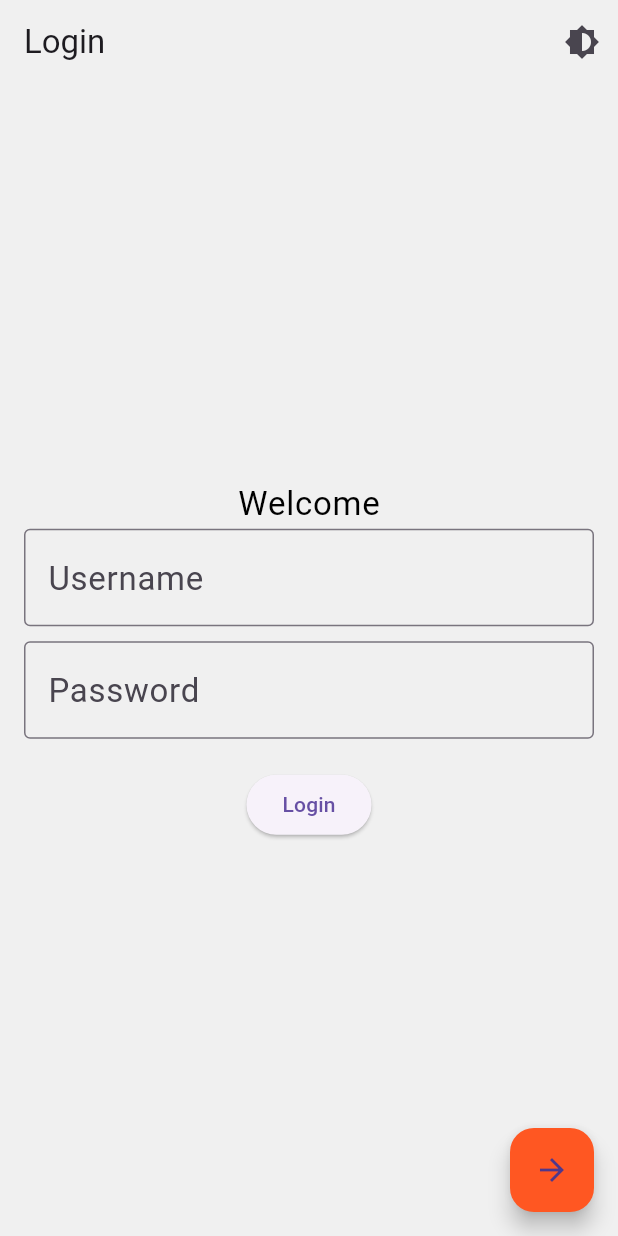
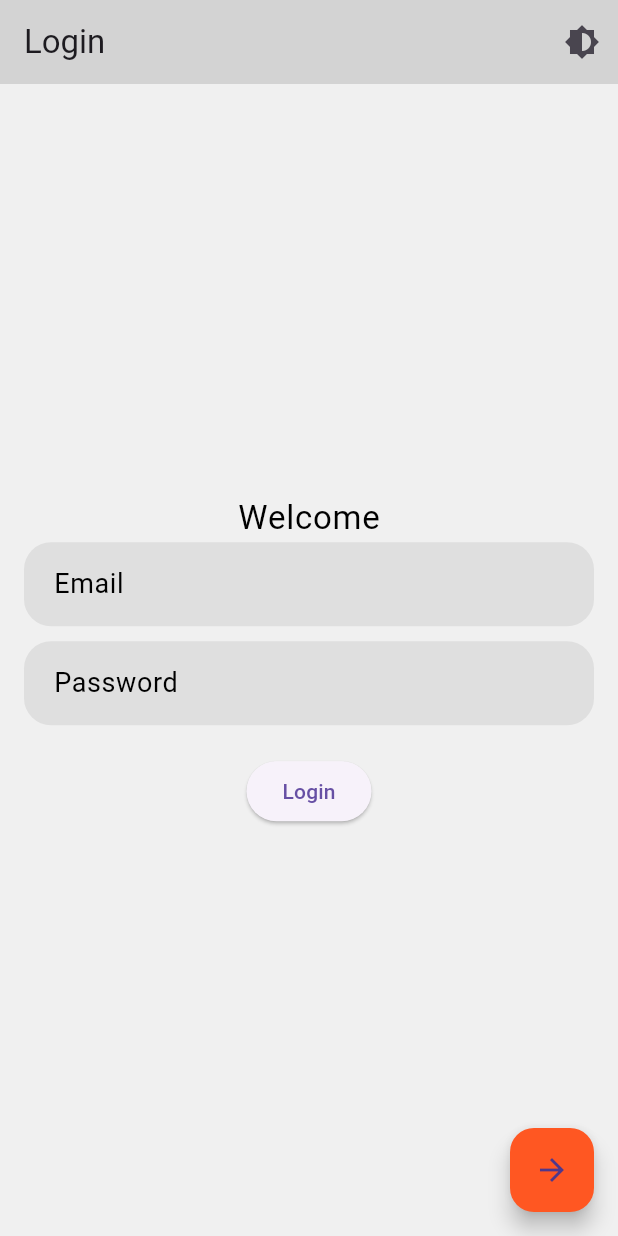
Before and after one commit to rahulg221/liftlink, a Flutter app: the screen it shows after launch, on a phone screen of 412 x 824 dp. Run offline on Flutter 3.47's test engine with Material 3 defaults, Android fonts, the phone set to English and light mode, and no system bars; our stand-ins replace firebase_core; accounts and stored records are empty.

Commit message:
More colors added

```diff
--- a/lib/screens/login_screen.dart
+++ b/lib/screens/login_screen.dart
@@ -1,4 +1,5 @@
 import 'package:fitness_app/providers/theme_provider.dart';
+import 'package:fitness_app/widgets/text_field_input.dart';
 import 'package:flutter/material.dart';
 import 'package:provider/provider.dart';
 
@@ -10,9 +11,19 @@ class LoginScreen extends StatefulWidget {
 }
 
 class _LoginScreenState extends State<LoginScreen> {
+  final TextEditingController _emailController = new TextEditingController();
+  final TextEditingController _passwordController = new TextEditingController();
+
+  @override
+  void dispose() {
+    super.dispose();
+    _emailController.dispose();
+    _passwordController.dispose();
+  }
+
   @override
   Widget build(BuildContext context) {
-    final textTheme = Theme.of(context).textTheme;
+    final _textTheme = Theme.of(context).textTheme;
 
     return Scaffold(
       appBar: AppBar(
@@ -31,20 +42,18 @@ class _LoginScreenState extends State<LoginScreen> {
         child: Column(
           mainAxisAlignment: MainAxisAlignment.center,
           children: [
-            Text('Welcome', style: textTheme.bodyLarge),
-            TextField(
-              decoration: InputDecoration(
-                labelText: 'Username',
-                border: OutlineInputBorder(),
-              ),
+            Text('Welcome', style: _textTheme.bodyLarge),
+            TextFieldInput(
+              hintText: 'Email',
+              textInputType: TextInputType.emailAddress,
+              textEditingController: _emailController,
             ),
             SizedBox(height: 10),
-            TextField(
-              decoration: InputDecoration(
-                labelText: 'Password',
-                border: OutlineInputBorder(),
-              ),
-              obscureText: true,
+            TextFieldInput(
+              hintText: 'Password',
+              textInputType: TextInputType.visiblePassword,
+              textEditingController: _passwordController,
+              isPassword: true,
             ),
             SizedBox(height: 20),
             ElevatedButton(
--- a/lib/utils/color_palette.dart
+++ b/lib/utils/color_palette.dart
@@ -2,13 +2,17 @@ import 'package:flutter/material.dart';
 
 class ColorPalette {
   // Background colors
-  static const darkBackgroundColor = Color.fromARGB(255, 18, 18, 18);
-  static const lightBackgroundColor = Color.fromARGB(255, 240, 240, 240);
+  static Color darkBackgroundColor = Color.fromARGB(255, 18, 18, 18);
+  static Color lightBackgroundColor = Color.fromARGB(255, 240, 240, 240);
+  // App bar colors
+  static Color lightAppBarColor = Colors.black.withOpacity(0.12);
+  static Color darkAppBarColor = Colors.white.withOpacity(0.12);
   // Surface colors - widgets
-
+  static Color lightSurfaceColor = Colors.black.withOpacity(0.07);
+  static Color darkSurfaceColor = Colors.white.withOpacity(0.07);
   // Primary colors - on surface buttons, graphs, etc
+  static Color darkPrimaryColor = Colors.cyan;
   static Color lightPrimaryColor = Colors.blue;
-  static Color darkPrimaryColor = Colors.cyan;
   // Secondary colors - above surface buttons
   static Color floatingActionButtonColor = Colors.deepOrange;
   // On background text
--- a/lib/utils/theme.dart
+++ b/lib/utils/theme.dart
@@ -2,12 +2,13 @@ import 'package:flutter/material.dart';
 import 'package:fitness_app/utils/color_palette.dart';
 
 final ThemeData lightTheme = ThemeData(
+  brightness: Brightness.light,
   scaffoldBackgroundColor: ColorPalette.lightBackgroundColor,
   floatingActionButtonTheme: FloatingActionButtonThemeData(
     backgroundColor: ColorPalette.floatingActionButtonColor,
   ),
   appBarTheme: AppBarTheme(
-    color: ColorPalette.lightBackgroundColor,
+    color: ColorPalette.lightAppBarColor,
   ),
   textTheme: TextTheme(
     headlineLarge: TextStyle(
@@ -43,12 +44,13 @@ final ThemeData lightTheme = ThemeData(
 );
 
 final ThemeData darkTheme = ThemeData(
+  brightness: Brightness.dark,
   scaffoldBackgroundColor: ColorPalette.darkBackgroundColor,
   floatingActionButtonTheme: FloatingActionButtonThemeData(
     backgroundColor: const Color.fromARGB(255, 255, 122, 81),
   ),
   appBarTheme: AppBarTheme(
-    color: ColorPalette.darkBackgroundColor,
+    color: ColorPalette.darkAppBarColor,
   ),
   textTheme: TextTheme(
     headlineLarge: TextStyle(
--- /dev/null
+++ b/lib/widgets/text_field_input.dart
@@ -0,0 +1,44 @@
+import 'package:fitness_app/utils/color_palette.dart';
+import 'package:flutter/material.dart';
+
+class TextFieldInput extends StatelessWidget {
+  final TextEditingController textEditingController;
+  final bool isPassword;
+  final String hintText;
+  final TextInputType textInputType;
+
+  const TextFieldInput({
+    Key? key,
+    required this.textEditingController,
+    this.isPassword = false,
+    required this.hintText,
+    required this.textInputType,
+  }) : super(key: key);
+
+  @override
+  Widget build(BuildContext context) {
+    final _theme = Theme.of(context);
+
+    Color _fillColor = _theme.brightness == Brightness.dark
+        ? ColorPalette.darkSurfaceColor
+        : ColorPalette.lightSurfaceColor;
+
+    return TextField(
+      controller: textEditingController,
+      decoration: InputDecoration(
+        hintText: hintText,
+        hintStyle: Theme.of(context).textTheme.bodySmall,
+        border: OutlineInputBorder(
+          borderRadius: BorderRadius.circular(18.0),
+          borderSide: BorderSide.none,
+        ),
+        contentPadding: EdgeInsets.all(16),
+        filled: true,
+        fillColor: _fillColor,
+      ),
+      keyboardType: textInputType,
+      obscureText: isPassword,
+      style: _theme.textTheme.bodySmall,
+    );
+  }
+}
```
